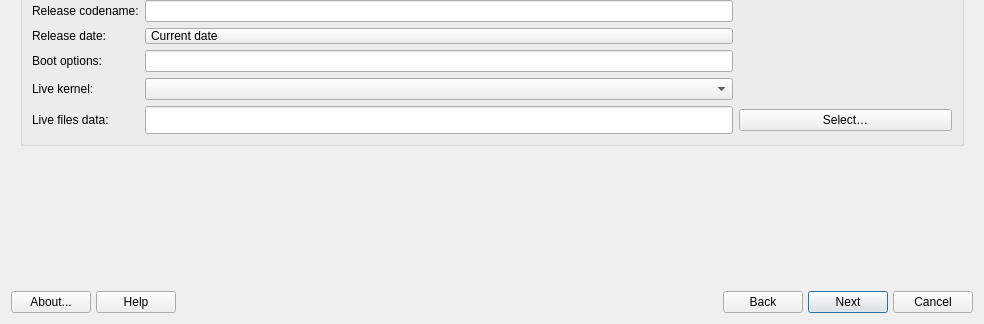
Qt form src_gui_qt6_cpp_backend/mainwindow.ui (seb3773/s4-snapshot-qt-free) before a commit; both pictures show x 0 to 984 and y 326 to 650 of the 984 by 650 pixel window.
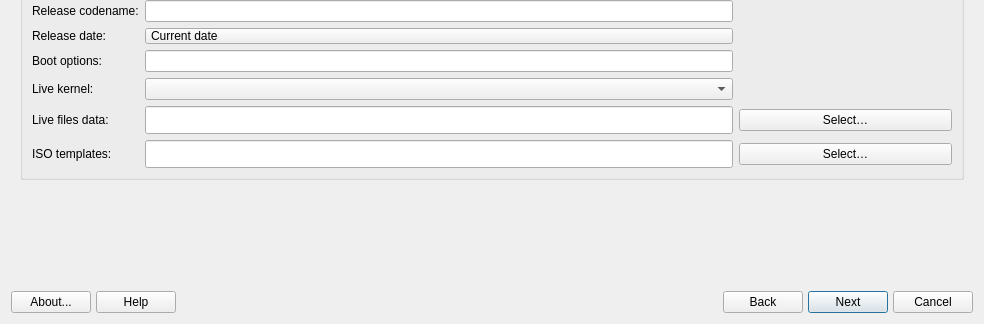
The same form after that commit. The open tabs and pages were chosen to show the change. Icons and pictures are not drawn.

```diff
--- a/src_gui_qt6_cpp_backend/mainwindow.ui
+++ b/src_gui_qt6_cpp_backend/mainwindow.ui
@@ -180,6 +180,39 @@
             </property>
            </widget>
           </item>
+          <item row="9" column="0">
+           <widget class="QLabel" name="labelTemplatesPath">
+            <property name="toolTip">
+             <string>Directory containing iso-template.tar.gz and template-initrd.gz.</string>
+            </property>
+            <property name="text">
+             <string>ISO templates:</string>
+            </property>
+           </widget>
+          </item>
+          <item row="9" column="1">
+           <widget class="QLineEdit" name="lineEditTemplatesPath">
+            <property name="minimumSize">
+             <size>
+              <width>0</width>
+              <height>28</height>
+             </size>
+            </property>
+            <property name="toolTip">
+             <string>Directory containing iso-template.tar.gz and template-initrd.gz.</string>
+            </property>
+            <property name="text">
+             <string notr="true"/>
+            </property>
+           </widget>
+          </item>
+          <item row="9" column="2">
+           <widget class="QPushButton" name="btnSelectTemplates">
+            <property name="text">
+             <string>Select…</string>
+            </property>
+           </widget>
+          </item>
          </layout>
         </widget>
        </item>
```
Left out of the diff: 2 changed lines with no effect on the pictures.
